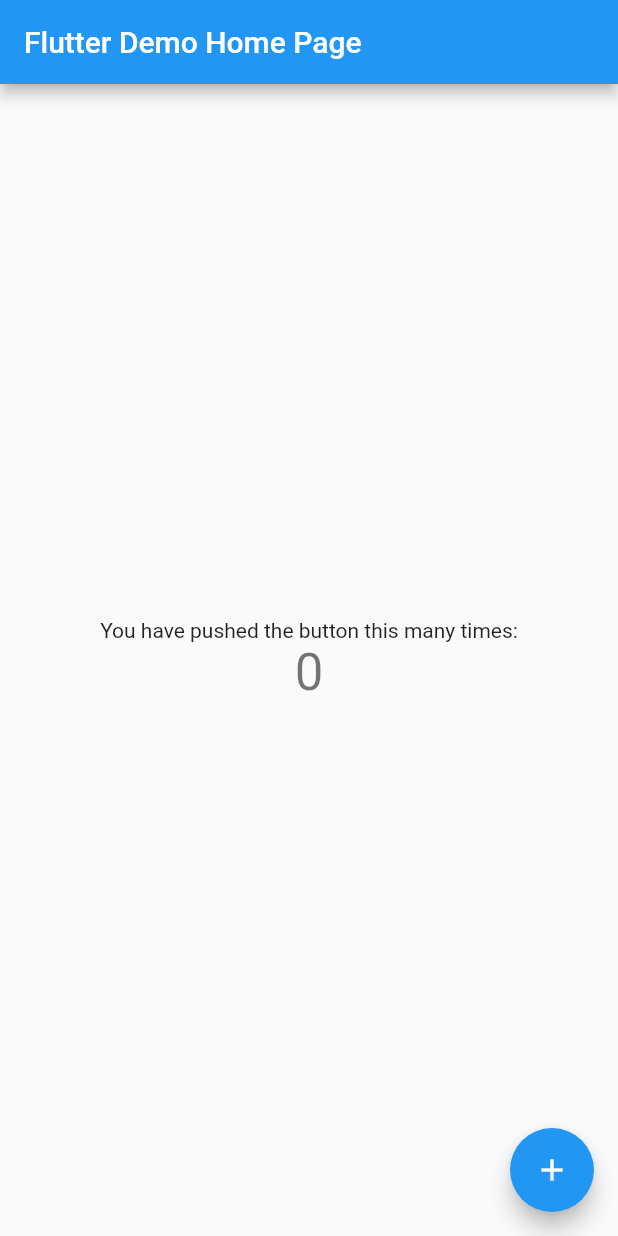
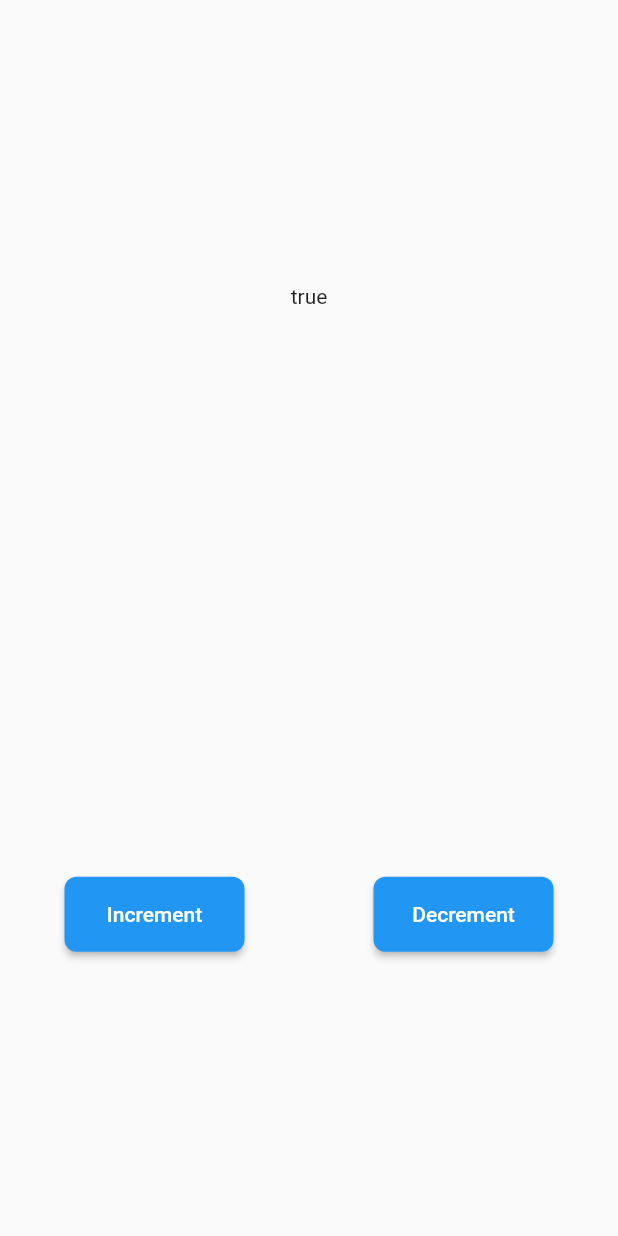
Before and after one commit to demeett/bloc_learning, a Flutter app: the screen it shows after launch, on a phone screen of 412 x 824 dp. Run offline on Flutter 3.47's test engine with Material 2 defaults, Android fonts, the phone set to English and light mode, and no system bars; our stand-ins replace equatable, flutter_bloc.

Commit message:
bloc learning

```diff
--- /dev/null
+++ b/lib/cubit/cubit.dart
@@ -0,0 +1,15 @@
+import 'package:bloc_learning/cubit/cubit_state.dart';
+import 'package:flutter_bloc/flutter_bloc.dart';
+
+class CubitClass extends Cubit<int> {
+  CubitClass() : super(0);
+  int number = 0;
+  Future<void> increment() async {
+    emit(number++);
+  }
+
+  Future<void> decrement() async {
+
+    emit(number--);
+  }
+}
--- a/lib/main.dart
+++ b/lib/main.dart
@@ -1,4 +1,7 @@
+import 'package:bloc_learning/cubit/cubit.dart';
+import 'package:bloc_learning/view/bloc_selector_view.dart';
 import 'package:flutter/material.dart';
+import 'package:flutter_bloc/flutter_bloc.dart';
 
 void main() {
   runApp(const MyApp());
@@ -24,92 +27,9 @@ class MyApp extends StatelessWidget {
           // is not restarted.
           primarySwatch: Colors.blue,
         ),
-      home: const MyHomePage(title: 'Flutter Demo Home Page'),
-    );
+        home: BlocProvider(
+          create: (context) => CubitClass(),
+          child: const BlocSelectorView(),
+        ));
   }
 }
-
-class MyHomePage extends StatefulWidget {
-  const MyHomePage({super.key, required this.title});
-
-  // This widget is the home page of your application. It is stateful, meaning
-  // that it has a State object (defined below) that contains fields that affect
-  // how it looks.
-
-  // This class is the configuration for the state. It holds the values (in this
-  // case the title) provided by the parent (in this case the App widget) and
-  // used by the build method of the State. Fields in a Widget subclass are
-  // always marked "final".
-
-  final String title;
-
-  @override
-  State<MyHomePage> createState() => _MyHomePageState();
-}
-
-class _MyHomePageState extends State<MyHomePage> {
-  int _counter = 0;
-
-  void _incrementCounter() {
-    setState(() {
-      // This call to setState tells the Flutter framework that something has
-      // changed in this State, which causes it to rerun the build method below
-      // so that the display can reflect the updated values. If we changed
-      // _counter without calling setState(), then the build method would not be
-      // called again, and so nothing would appear to happen.
-      _counter++;
-    });
-  }
-
-  @override
-  Widget build(BuildContext context) {
-    // This method is rerun every time setState is called, for instance as done
-    // by the _incrementCounter method above.
-    //
-    // The Flutter framework has been optimized to make rerunning build methods
-    // fast, so that you can just rebuild anything that needs updating rather
-    // than having to individually change instances of widgets.
-    return Scaffold(
-      appBar: AppBar(
-        // Here we take the value from the MyHomePage object that was created by
-        // the App.build method, and use it to set our appbar title.
-        title: Text(widget.title),
-      ),
-      body: Center(
-        // Center is a layout widget. It takes a single child and positions it
-        // in the middle of the parent.
-        child: Column(
-          // Column is also a layout widget. It takes a list of children and
-          // arranges them vertically. By default, it sizes itself to fit its
-          // children horizontally, and tries to be as tall as its parent.
-          //
-          // Invoke "debug painting" (press "p" in the console, choose the
-          // "Toggle Debug Paint" action from the Flutter Inspector in Android
-          // Studio, or the "Toggle Debug Paint" command in Visual Studio Code)
-          // to see the wireframe for each widget.
-          //
-          // Column has various properties to control how it sizes itself and
-          // how it positions its children. Here we use mainAxisAlignment to
-          // center the children vertically; the main axis here is the vertical
-          // axis because Columns are vertical (the cross axis would be
-          // horizontal).
-          mainAxisAlignment: MainAxisAlignment.center,
-          children: <Widget>[
-            const Text(
-              'You have pushed the button this many times:',
-            ),
-            Text(
-              '$_counter',
-              style: Theme.of(context).textTheme.headline4,
-            ),
-          ],
-        ),
-      ),
-      floatingActionButton: FloatingActionButton(
-        onPressed: _incrementCounter,
-        tooltip: 'Increment',
-        child: const Icon(Icons.add),
-      ), // This trailing comma makes auto-formatting nicer for build methods.
-    );
-  }
-}
--- /dev/null
+++ b/lib/view/bloc_selector_view.dart
@@ -0,0 +1,46 @@
+import 'package:bloc_learning/cubit/cubit.dart';
+import 'package:flutter/material.dart';
+import 'package:flutter_bloc/flutter_bloc.dart';
+
+import 'home_page_view.dart';
+
+class BlocSelectorView extends StatelessWidget {
+  const BlocSelectorView({super.key});
+
+  @override
+  Widget build(BuildContext context) {
+    return Scaffold(
+      body: BlocSelector<CubitClass, int, bool>(
+        selector: (state) {
+          if (state % 3 == 0) {
+            return true;
+          }
+          return false;
+        },
+        builder: (context, state) {
+          return Column(
+            mainAxisAlignment: MainAxisAlignment.spaceAround,
+            children: [
+              Text(state.toString()),
+              Row(
+                mainAxisAlignment: MainAxisAlignment.spaceAround,
+                children: [
+                  CustomButton(
+                      widget: const Text("Increment"),
+                      onPress: () {
+                        context.watch<CubitClass>().increment;
+                      }),
+                  CustomButton(
+                      widget: const Text("Decrement"),
+                      onPress: () {
+                        context.watch<CubitClass>().decrement;
+                      }),
+                ],
+              )
+            ],
+          );
+        },
+      ),
+    );
+  }
+}
--- /dev/null
+++ b/lib/view/home_page_view.dart
@@ -0,0 +1,77 @@
+import 'package:bloc_learning/cubit/cubit.dart';
+import 'package:flutter/material.dart';
+import 'package:flutter_bloc/flutter_bloc.dart';
+
+class HomePageView extends StatelessWidget {
+  const HomePageView({super.key});
+//Blocbuilder ile çizildi
+  @override
+  Widget build(BuildContext context) {
+    return BlocProvider(
+      create: (context) => CubitClass(),
+      child: Scaffold(
+        appBar: AppBar(title: const Text("Home Page")),
+        body: BlocBuilder<CubitClass, int>(
+          buildWhen: (previous, current) {
+            if (current % 10 == 0) {
+              print(current.toString());
+              return true;
+            } else {
+              return false;
+            }
+          },
+          builder: (context, state) {
+            return Column(mainAxisAlignment: MainAxisAlignment.spaceEvenly, children: [
+              Center(
+                child: Text(
+                  state.toString(),
+                  style: const TextStyle(fontSize: 30),
+                ),
+              ),
+              Padding(
+                padding: const EdgeInsets.only(top: 50),
+                child: Row(
+                  mainAxisAlignment: MainAxisAlignment.spaceEvenly,
+                  children: [
+                    CustomButton(
+                      widget: const Text('Increment'),
+                      onPress: context.watch<CubitClass>().increment,
+                    ),
+                    CustomButton(
+                      widget: const Text('Decrement'),
+                      onPress: context.watch<CubitClass>().decrement,
+                    ),
+                  ],
+                ),
+              ),
+            ]);
+          },
+        ),
+      ),
+    );
+  }
+}
+
+class CustomButton extends StatelessWidget {
+  CustomButton({
+    required this.widget,
+    required this.onPress,
+    Key? key,
+  }) : super(key: key);
+  final Widget widget;
+  VoidCallback onPress;
+  @override
+  Widget build(BuildContext context) {
+    return SizedBox(
+      height: 50,
+      width: 120,
+      child: ElevatedButton(
+        onPressed: () {
+          onPress();
+        },
+        style: ElevatedButton.styleFrom(shape: RoundedRectangleBorder(borderRadius: BorderRadius.circular(8))),
+        child: widget,
+      ),
+    );
+  }
+}
```
Also changed, not shown: lib/cubit/cubit_state.dart (added, +11 -0 lines), lib/view/bloc_consumer_view.dart (added, +49 -0 lines), lib/view/bloc_listener_view.dart (added, +51 -0 lines), pubspec.yaml (+5 -4 lines), pubspec.lock. Lines whose indentation alone changed are shown as unchanged.
